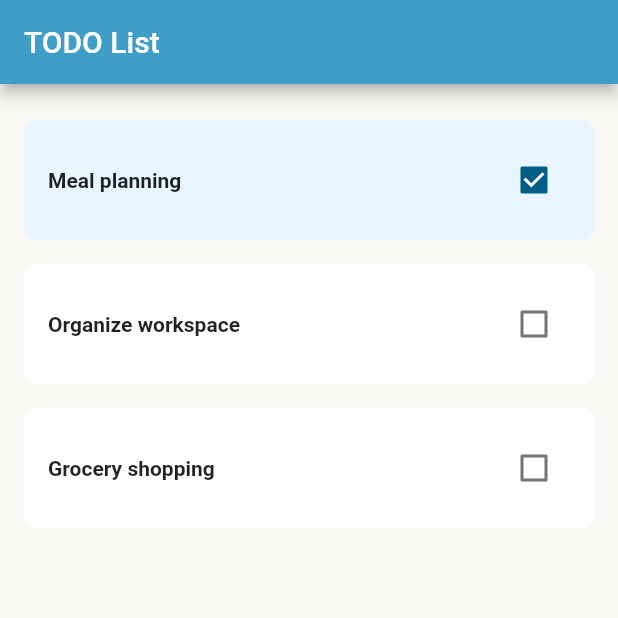
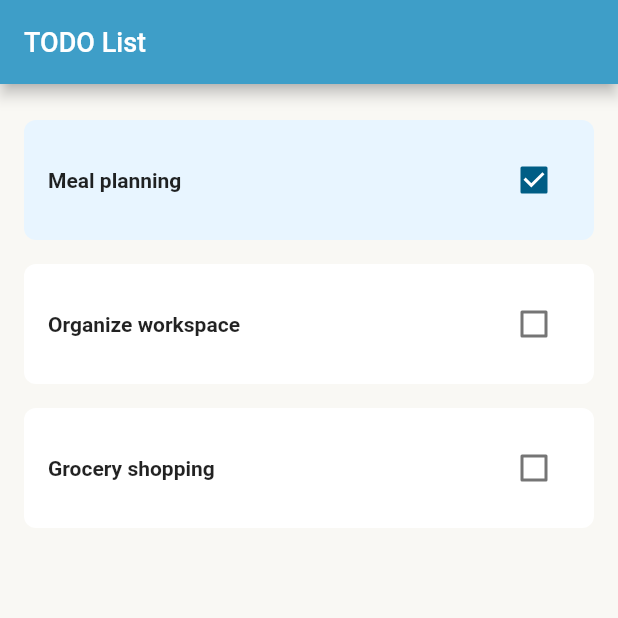
Before and after one commit to RobertApikyan/todo_styles, a Flutter app: the screen it shows after launch, on a phone screen of 412 x 824 dp, the top half of it. Run offline on Flutter 3.47's test engine with Material 2 defaults, Android fonts, the light colour scheme and no system bars; our stand-ins replace flutter_riverpod, hooks_riverpod.

Commit message:
Stating point

```diff
--- a/lib/todo_screen.dart
+++ b/lib/todo_screen.dart
@@ -49,19 +49,10 @@ class TodoScreen extends ConsumerWidget {
   Widget build(BuildContext context, WidgetRef ref) => Scaffold(
         backgroundColor: AppColors.backgroundColor,
         appBar: AppBar(
-            title: const Text('TODO List'),
-            backgroundColor: AppColors.primaryColor,
-            actions: [
-              // Will be used to change the theme mode light/dark
-              // CupertinoSwitch(
-              //   activeColor: AppColors.selectedCardColor,
-              //   trackColor: AppColors.black,
-              //   value: ref.watch(themeModeProvider) == ThemeMode.light,
-              //   onChanged: (value) => ref
-              //       .read(themeModeProvider.notifier)
-              //       .state = value ? ThemeMode.light : ThemeMode.dark,
-              // )
-            ]),
+          title: const Text('TODO List',
+              style: TextStyle(fontSize: 18, color: AppColors.white)),
+          backgroundColor: AppColors.primaryColor,
+        ),
         body: ref.watch(todoVmsProvider).when(
               data: (data) => _dataContent(context, ref, data),
               error: (error, stackTrace) => errorBuilder(context),
```
Also changed, not shown: lib/styles/app_color.dart (line endings or trailing spaces).
